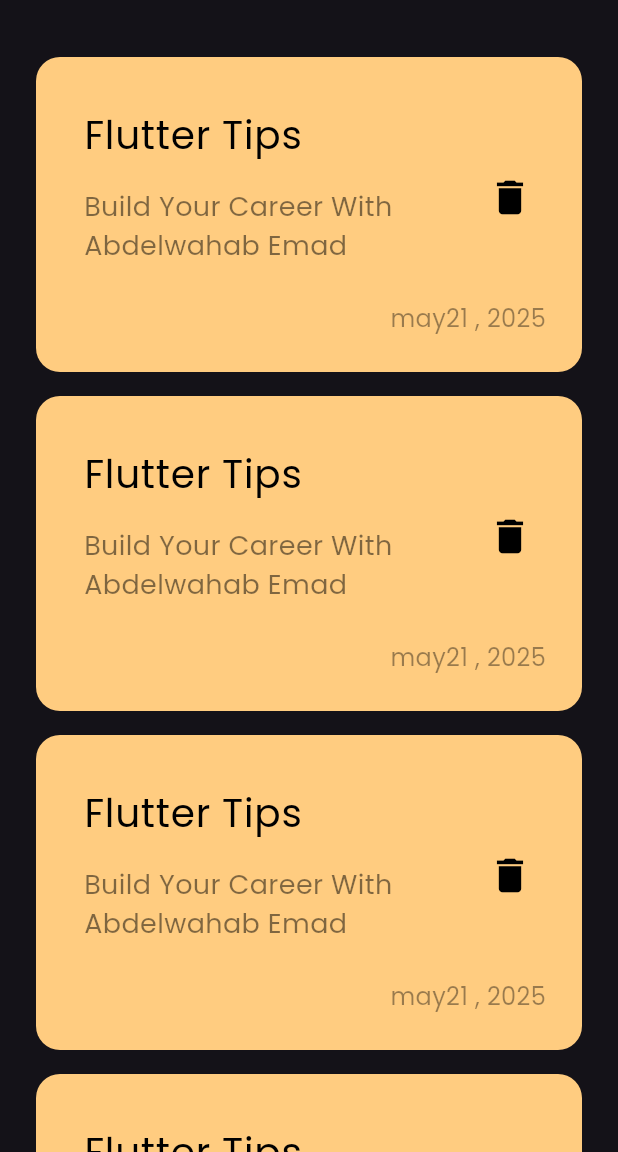
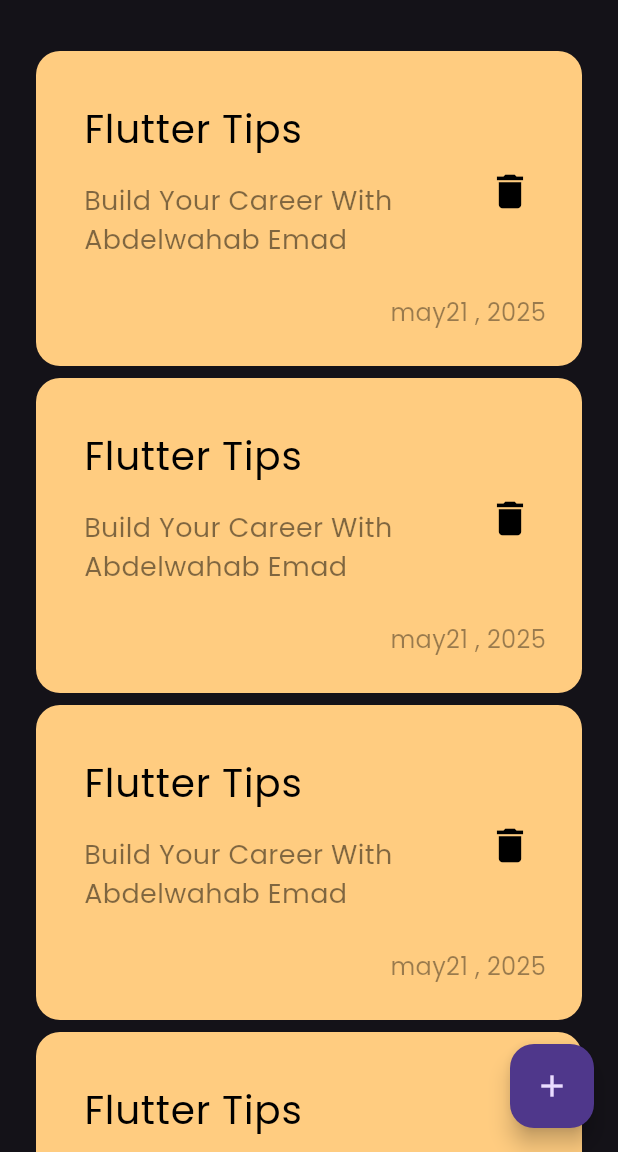
Before and after one commit to abdelwahabtest/notes_app, a Flutter app: the screen it shows after launch, on a phone screen of 412 x 824 dp, the part 84-1236 px from its top. Run offline on Flutter 3.47's test engine with Material 3 defaults, Android fonts, the phone set to English and light mode, and no system bars.

Commit message:
add floating action button

```diff
--- a/lib/views/notes_view.dart
+++ b/lib/views/notes_view.dart
@@ -6,7 +6,8 @@ class NotesView extends StatelessWidget {
 
   @override
   Widget build(BuildContext context) {
-    return const Scaffold(
+    return Scaffold(
+      floatingActionButton: FloatingActionButton(onPressed: (){}, child: Icon(Icons.add),),
       body: NotesViewbody(),
     );
   }
--- a/lib/widgets/notes_list_view.dart
+++ b/lib/widgets/notes_list_view.dart
@@ -4,12 +4,13 @@ import 'package:notes_app/widgets/custom_note_item.dart';
 class NotesListView extends StatelessWidget {
   const NotesListView({super.key});
 
+
   @override
   Widget build(BuildContext context) {
     return ListView.builder(
       itemBuilder : (context, index){
         return const Padding(
-          padding: EdgeInsets.symmetric(vertical: 8),
+          padding: EdgeInsets.symmetric(vertical: 4),
           child: NotesItem(),
         );
       }
```
